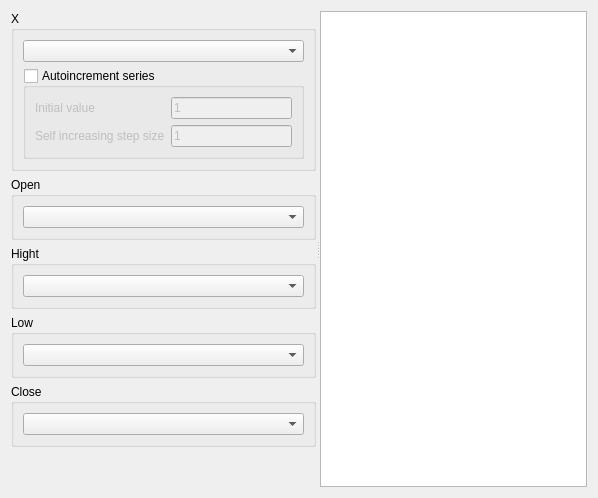
czyt1988/data-workbench, file src/DAGui/DAChartAddOHLCSeriesWidget.ui: the form before one commit.
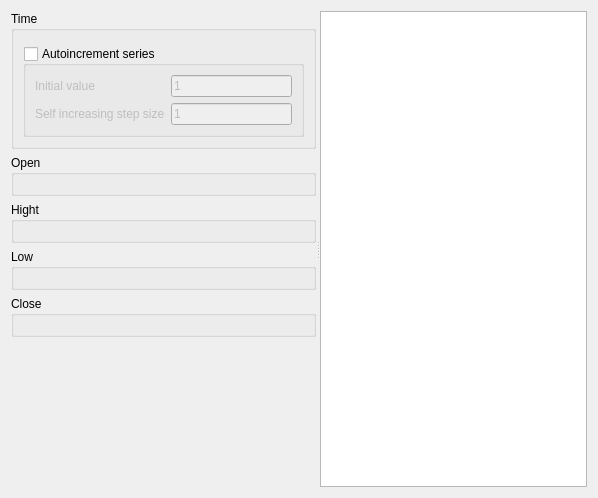
The form after the commit. Custom widgets are drawn as their Qt base class.

Commit message: feat(DAGui): 新增 DAChartSeriesSelectWidget 复合组件并改造 5 个添加绘图窗口

What changed in the file:
```diff
--- a/src/DAGui/DAChartAddOHLCSeriesWidget.ui
+++ b/src/DAGui/DAChartAddOHLCSeriesWidget.ui
@@ -27,14 +27,14 @@
        <item>
         <widget class="QGroupBox" name="groupBoxX">
          <property name="title">
-          <string>X</string>
+          <string>Time</string>
          </property>
          <property name="flat">
           <bool>true</bool>
          </property>
          <layout class="QVBoxLayout" name="verticalLayout">
           <item>
-           <widget class="DA::DADataManagerComboBox" name="comboBoxT"/>
+           <widget class="DA::DAChartSeriesSelectWidget" name="selectWidgetT"/>
           </item>
           <item>
            <widget class="QGroupBox" name="groupBoxTAutoincrement">
@@ -95,7 +95,7 @@
          </property>
          <layout class="QVBoxLayout" name="verticalLayout_2">
           <item>
-           <widget class="DA::DADataManagerComboBox" name="comboBoxO"/>
+           <widget class="DA::DAChartSeriesSelectWidget" name="selectWidgetO"/>
           </item>
          </layout>
         </widget>
@@ -110,7 +110,7 @@
          </property>
          <layout class="QVBoxLayout" name="verticalLayout_5">
           <item>
-           <widget class="DA::DADataManagerComboBox" name="comboBoxH"/>
+           <widget class="DA::DAChartSeriesSelectWidget" name="selectWidgetH"/>
           </item>
          </layout>
         </widget>
@@ -125,7 +125,7 @@
          </property>
          <layout class="QVBoxLayout" name="verticalLayout_4">
           <item>
-           <widget class="DA::DADataManagerComboBox" name="comboBoxL"/>
+           <widget class="DA::DAChartSeriesSelectWidget" name="selectWidgetL"/>
           </item>
          </layout>
         </widget>
@@ -140,7 +140,7 @@
          </property>
          <layout class="QVBoxLayout" name="verticalLayout_6">
           <item>
-           <widget class="DA::DADataManagerComboBox" name="comboBoxC"/>
+           <widget class="DA::DAChartSeriesSelectWidget" name="selectWidgetC"/>
           </item>
          </layout>
         </widget>
@@ -167,9 +167,9 @@
  </widget>
  <customwidgets>
   <customwidget>
-   <class>DA::DADataManagerComboBox</class>
-   <extends>QComboBox</extends>
-   <header>DADataManagerComboBox.h</header>
+   <class>DA::DAChartSeriesSelectWidget</class>
+   <extends>QWidget</extends>
+   <header>DAChartSeriesSelectWidget.h</header>
   </customwidget>
   <customwidget>
    <class>DA::DAPySeriesTableView</class>
```
Left out of the diff: 19 changed lines with no effect on the pictures. The commit also changes 22 other files.
